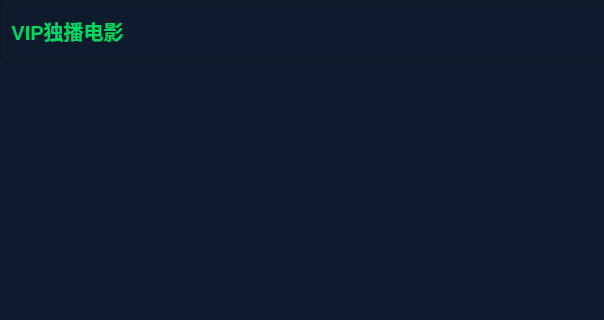
First picture: the form in VideoPlayer/mainwidget/videomember/VideoSortType.ui, repository huizhang556/pc-video-player, before the edit; both pictures show x 0 to 604 and y 0 to 320 of the 1016 by 432 pixel window.
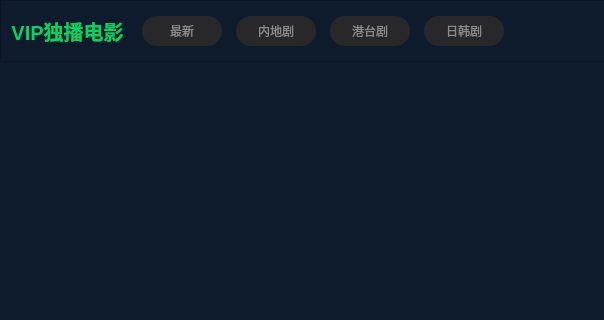
Second picture: the form after the edit. Icons and pictures are not drawn.

What changed in the file:
```diff
--- a/VideoPlayer/mainwidget/videomember/VideoSortType.ui
+++ b/VideoPlayer/mainwidget/videomember/VideoSortType.ui
@@ -119,6 +119,126 @@
             </property>
            </widget>
           </item>
+          <item>
+           <widget class="QFrame" name="frame_options">
+            <property name="minimumSize">
+             <size>
+              <width>400</width>
+              <height>0</height>
+             </size>
+            </property>
+            <property name="styleSheet">
+             <string notr="true">#frame_options
+{
+background-color: transparent;
+}
+
+QPushButton
+{
+color: #89898a;
+border-radius: 15px;
+font: 400 14px &quot;微软雅黑&quot;;
+background-color: #28282b;
+}
+
+QPushButton:checked
+{
+color: white;
+background-color: #ff008c;
+}
+
+QPushButton:hover
+{
+color: white;
+background-color: #ff008c;
+}</string>
+            </property>
+            <property name="frameShape">
+             <enum>QFrame::StyledPanel</enum>
+            </property>
+            <property name="frameShadow">
+             <enum>QFrame::Raised</enum>
+            </property>
+            <layout class="QHBoxLayout" name="horizontalLayout_3">
+             <item>
+              <widget class="QPushButton" name="pushButton_option1">
+               <property name="minimumSize">
+                <size>
+                 <width>70</width>
+                 <height>30</height>
+                </size>
+               </property>
+               <property name="maximumSize">
+                <size>
+                 <width>80</width>
+                 <height>30</height>
+                </size>
+               </property>
+               <property name="text">
+                <string>最新</string>
+               </property>
+              </widget>
+             </item>
+             <item>
+              <widget class="QPushButton" name="pushButton_option2">
+               <property name="minimumSize">
+                <size>
+                 <width>70</width>
+                 <height>30</height>
+                </size>
+               </property>
+               <property name="maximumSize">
+                <size>
+                 <width>80</width>
+                 <height>30</height>
+                </size>
+               </property>
+               <property name="text">
+                <string>内地剧</string>
+               </property>
+              </widget>
+             </item>
+             <item>
+              <widget class="QPushButton" name="pushButton_option3">
+               <property name="minimumSize">
+                <size>
+                 <width>70</width>
+                 <height>30</height>
+                </size>
+               </property>
+               <property name="maximumSize">
+                <size>
+                 <width>80</width>
+                 <height>30</height>
+                </size>
+               </property>
+               <property name="text">
+                <string>港台剧</string>
+               </property>
+              </widget>
+             </item>
+             <item>
+              <widget class="QPushButton" name="pushButton_option4">
+               <property name="minimumSize">
+                <size>
+                 <width>70</width>
+                 <height>30</height>
+                </size>
+               </property>
+               <property name="maximumSize">
+                <size>
+                 <width>80</width>
+                 <height>30</height>
+                </size>
+               </property>
+               <property name="text">
+                <string>日韩剧</string>
+               </property>
+              </widget>
+             </item>
+            </layout>
+           </widget>
+          </item>
           <item>
            <spacer name="horizontalSpacer">
             <property name="orientation">
```
